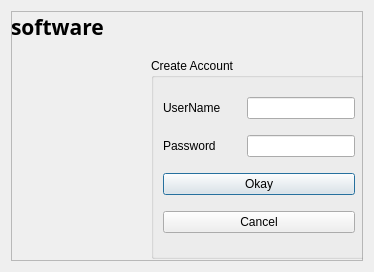
Old version of the form createaccount.ui in the repository KANKAN25/Tipid-Timpla-Tracker.
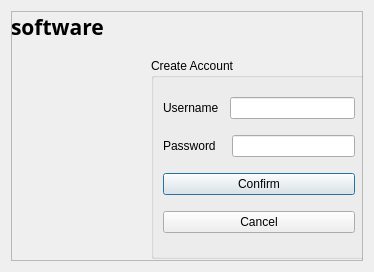
New version of the form.

What changed in the file:
```diff
--- a/createaccount.ui
+++ b/createaccount.ui
@@ -60,15 +60,18 @@
          <item>
           <widget class="QLabel" name="label">
            <property name="text">
-            <string>UserName</string>
+            <string>Username</string>
            </property>
           </widget>
          </item>
          <item>
-          <spacer name="horizontalSpacer_2">
+          <spacer name="horizontalSpacer">
            <property name="orientation">
             <enum>Qt::Horizontal</enum>
            </property>
+           <property name="sizeType">
+            <enum>QSizePolicy::Fixed</enum>
+           </property>
            <property name="sizeHint" stdset="0">
             <size>
              <width>5</width>
@@ -92,13 +95,16 @@
           </widget>
          </item>
          <item>
-          <spacer name="horizontalSpacer">
+          <spacer name="horizontalSpacer_2">
            <property name="orientation">
             <enum>Qt::Horizontal</enum>
            </property>
+           <property name="sizeType">
+            <enum>QSizePolicy::Fixed</enum>
+           </property>
            <property name="sizeHint" stdset="0">
             <size>
-             <width>7</width>
+             <width>10</width>
              <height>20</height>
             </size>
            </property>
@@ -125,7 +131,7 @@
        <item>
         <widget class="QPushButton" name="pushButton_Login_okay">
          <property name="text">
-          <string>Okay</string>
+          <string>Confirm</string>
          </property>
         </widget>
        </item>
```
Left out of the diff: 4 changed lines with no effect on the pictures.
